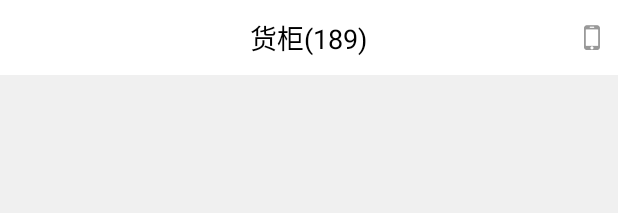
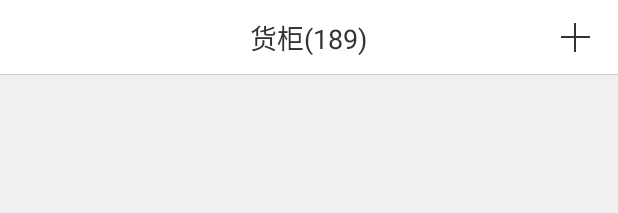
Before and after one commit to StoneInCHN/yxkj-operation-android, an Android app: the layout fragment_container.xml on its own in the app's theme, with its tools: preview values and no code run, on a phone screen of 412 x 824 dp. Shown: the top 213 px of the screen. Run offline under Robolectric (Android 15) with nearby library versions, the phone set to English and light mode, and no system bars; plain views replace LRecyclerView.

```diff
--- a/app/src/main/AndroidManifest.xml
+++ b/app/src/main/AndroidManifest.xml
@@ -8,7 +8,7 @@
     <application
         android:name=".application.MyApplication"
         android:allowBackup="true"
-        android:icon="@mipmap/ic_launcher"
+        android:icon="@mipmap/logo"
         android:label="@string/app_name"
         android:roundIcon="@mipmap/ic_launcher_round"
         android:supportsRtl="true"
--- a/app/src/main/java/com/yxkj/deliveryman/view/RichToolBar.java
+++ b/app/src/main/java/com/yxkj/deliveryman/view/RichToolBar.java
@@ -8,7 +8,6 @@ import android.text.TextUtils;
 import android.util.AttributeSet;
 import android.view.LayoutInflater;
 import android.view.View;
-import android.view.ViewGroup;
 import android.widget.ImageView;
 import android.widget.RelativeLayout;
 import android.widget.TextView;
@@ -35,6 +34,8 @@ public class RichToolBar extends RelativeLayout {
     TextView mTvTitle;
     @BindView(R.id.tv_right_toolbar)
     TextView mTvRight;
+    @BindView(R.id.iv_right_toolbar)
+    ImageView mIvRight;
 
     public RichToolBar(Context context, AttributeSet attrs) {
         super(context, attrs);
@@ -53,11 +54,13 @@ public class RichToolBar extends RelativeLayout {
         String title = ta.getString(R.styleable.RichToolBar_title_text);
         String rightText = ta.getString(R.styleable.RichToolBar_right_text);
         Drawable leftImgSrc = ta.getDrawable(R.styleable.RichToolBar_left_img_src);
+        Drawable rightImgSrc = ta.getDrawable(R.styleable.RichToolBar_right_img_src);
         ta.recycle();
 
         setTitle(title);
         setRightText(rightText);
         setLeftImgSrc(leftImgSrc);
+        setRightImgSrc(rightImgSrc);
     }
 
 
@@ -69,9 +72,19 @@ public class RichToolBar extends RelativeLayout {
     }
 
     public void setLeftImgSrc(Drawable drawable) {
-        mIvBack.setVisibility(VISIBLE);
-        mIvBack.setImageDrawable(drawable);
+        if (drawable != null) {
+            mIvBack.setVisibility(VISIBLE);
+            mIvBack.setImageDrawable(drawable);
+        }
     }
+
+    public void setRightImgSrc(Drawable drawable) {
+        if (drawable != null) {
+            mIvRight.setVisibility(VISIBLE);
+            mIvRight.setImageDrawable(drawable);
+        }
+    }
+
 
     public void setRightText(String text) {
         if (!TextUtils.isEmpty(text)) {
@@ -81,16 +94,18 @@ public class RichToolBar extends RelativeLayout {
     }
 
 
-    @OnClick({R.id.iv_back_toolbar, R.id.tv_right_toolbar})
+    @OnClick({R.id.iv_back_toolbar, R.id.fl_right_toolbar})
     public void onViewClicked(View view) {
         switch (view.getId()) {
             case R.id.iv_back_toolbar:
                 onClickBack();
                 break;
 
-            case R.id.tv_right_toolbar:
-                onClickRightText();
+            //点击右边，text or image
+            case R.id.fl_right_toolbar:
+                mOnViewClickListener.onClickRight();
                 break;
+
         }
     }
 
@@ -100,8 +115,14 @@ public class RichToolBar extends RelativeLayout {
         }
     }
 
-    protected void onClickRightText() {
 
+    public interface OnViewClickListener {
+        void onClickRight();
     }
 
+    private OnViewClickListener mOnViewClickListener;
+
+    public void setOnViewClickListener(OnViewClickListener onViewClickListener) {
+        mOnViewClickListener = onViewClickListener;
+    }
 }
--- a/app/src/main/res/layout/fragment_container.xml
+++ b/app/src/main/res/layout/fragment_container.xml
@@ -1,4 +1,5 @@
 <LinearLayout xmlns:android="http://schemas.android.com/apk/res/android"
+              xmlns:app="http://schemas.android.com/apk/res-auto"
               xmlns:tools="http://schemas.android.com/tools"
               android:layout_width="match_parent"
               android:layout_height="match_parent"
@@ -9,38 +10,19 @@
               android:orientation="vertical"
               tools:context="com.yxkj.deliveryman.frament.ContainerFragment">
 
-    <RelativeLayout
+    <com.yxkj.deliveryman.view.RichToolBar
+        android:id="@+id/rtb_fragment_container"
         android:layout_width="match_parent"
-        android:layout_height="50dp"
-        android:background="@color/white"
-        android:paddingRight="12dp">
-
-        <TextView
-            android:id="@+id/tv_title_fragment_container"
-            android:layout_width="wrap_content"
-            android:layout_height="wrap_content"
-            android:layout_centerInParent="true"
-            android:text="货柜(189)"
-            android:textColor="@color/black"
-            android:textSize="18sp"/>
-
-        <ImageView
-            android:id="@+id/iv_add_fragment_container"
-            android:layout_width="wrap_content"
-            android:layout_height="wrap_content"
-            android:layout_alignParentRight="true"
-            android:layout_centerVertical="true"
-            android:src="@mipmap/phone"
-            android:textColor="@color/black"
-            android:textStyle="bold"/>
-    </RelativeLayout>
+        android:layout_height="wrap_content"
+        app:right_img_src="@mipmap/add"
+        app:title_text="货柜(189)"/>
 
     <com.github.jdsjlzx.recyclerview.LRecyclerView
         android:id="@+id/lrv_fragment_container"
+        android:layout_width="match_parent"
+        android:layout_height="wrap_content"
         android:layout_marginLeft="12dp"
         android:layout_marginRight="12dp"
-        android:layout_marginTop="12dp"
-        android:layout_width="match_parent"
-        android:layout_height="wrap_content"/>
+        android:layout_marginTop="12dp"/>
 
 </LinearLayout>
--- a/app/src/main/res/layout/layout_toolbar.xml
+++ b/app/src/main/res/layout/layout_toolbar.xml
@@ -3,17 +3,16 @@
                 xmlns:tools="http://schemas.android.com/tools"
                 android:layout_width="match_parent"
                 android:layout_height="50dp"
-                android:background="@color/white"
-                android:paddingTop="12dp">
+                android:background="@color/white">
 
     <ImageView
         android:id="@+id/iv_back_toolbar"
-        android:layout_width="wrap_content"
-        android:layout_height="wrap_content"
+        android:layout_width="40dp"
+        android:layout_height="match_parent"
         android:layout_centerVertical="true"
-        android:layout_marginLeft="8dp"
+        android:scaleType="center"
         android:visibility="gone"
-        tools:src="@mipmap/phone"
+        tools:src="@mipmap/back"
         tools:visibility="visible"/>
 
     <TextView
@@ -28,17 +27,35 @@
         tools:text="title"
         tools:visibility="visible"/>
 
-    <TextView
-        android:id="@+id/tv_right_toolbar"
+    <FrameLayout
+        android:id="@+id/fl_right_toolbar"
         android:layout_width="wrap_content"
-        android:layout_height="wrap_content"
+        android:layout_height="match_parent"
         android:layout_alignParentRight="true"
-        android:layout_centerVertical="true"
         android:layout_marginRight="8dp"
-        android:textColor="@color/black_text"
-        android:visibility="gone"
-        tools:text="右按键"
-        tools:visibility="visible"/>
+        android:minWidth="40dp">
+
+        <TextView
+            android:id="@+id/tv_right_toolbar"
+            android:layout_width="wrap_content"
+            android:layout_height="wrap_content"
+            android:layout_gravity="center"
+            android:textColor="@color/black_text"
+            android:visibility="gone"
+            tools:text="右按键"
+            tools:visibility="visible"/>
+
+        <ImageView
+            android:id="@+id/iv_right_toolbar"
+            android:layout_width="wrap_content"
+            android:layout_height="wrap_content"
+            android:layout_gravity="center"
+            android:scaleType="center"
+            android:visibility="gone"
+            tools:src="@mipmap/add"
+            tools:visibility="visible"/>
+
+    </FrameLayout>
 
     <View
         android:layout_width="match_parent"
--- a/app/src/main/res/values/attrs.xml
+++ b/app/src/main/res/values/attrs.xml
@@ -4,6 +4,7 @@
         <attr name="title_text" format="string"/>
         <attr name="right_text" format="string"/>
         <attr name="left_img_src" format="reference"/>
+        <attr name="right_img_src" format="reference"/>
     </declare-styleable>
 
 </resources>
--- a/app/src/main/res/values/colors.xml
+++ b/app/src/main/res/values/colors.xml
@@ -21,5 +21,8 @@
     <color name="orange_text">#FBC205</color>
     <color name="gray_stroke">#CCCCCC</color>
     <color name="gray_divider">#CCCCCC</color>
+    <!--30%透明度-->
+    <color name="trans_30_black">#1E000000</color>
+
 
 </resources>
--- a/app/src/main/res/values/styles.xml
+++ b/app/src/main/res/values/styles.xml
@@ -21,6 +21,11 @@
         <item name="android:layout_height">@dimen/divider_1px</item>
         <item name="android:background">@color/gray_divider</item>
     </style>
+    <style name="line_horizontal_white_1px">
+        <item name="android:layout_width">match_parent</item>
+        <item name="android:layout_height">@dimen/divider_1px</item>
+        <item name="android:background">@color/white</item>
+    </style>
 
     <style name="line_vertical_1px">
         <item name="android:layout_width">@dimen/divider_1px</item>
```
Also changed, not shown: app/src/main/java/com/yxkj/deliveryman/frament/ContainerFragment.java (+24 -18 lines), app/src/main/res/layout/view_main_page_pop.xml (+24 -17 lines), app/src/main/res/mipmap-xxhdpi/logo.png (added).
